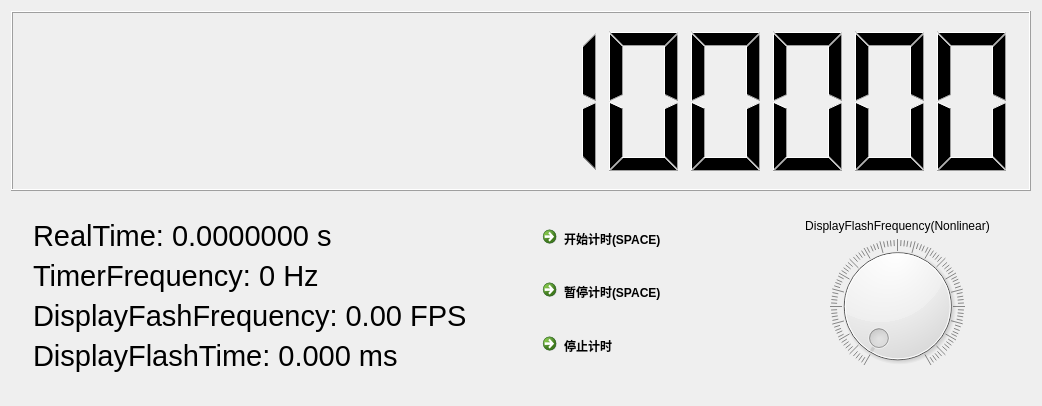
This is MyQtWidgets.ui in awdlxj/QtLCD as Qt 5 draws it before an edit. The edited form follows.
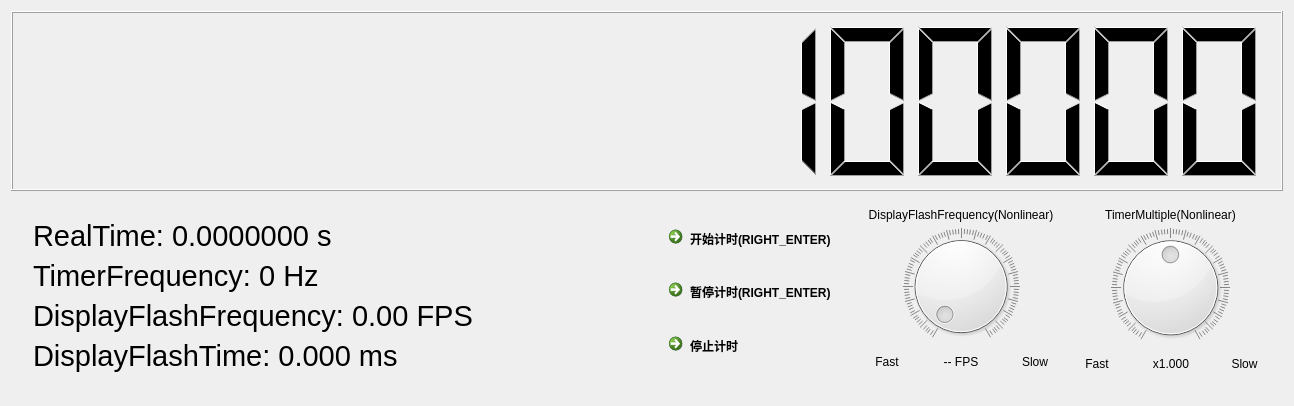
This is the edited form.

Diff of the .ui file:
```diff
--- a/MyQtWidgets.ui
+++ b/MyQtWidgets.ui
@@ -6,7 +6,7 @@
    <rect>
     <x>0</x>
     <y>0</y>
-    <width>1042</width>
+    <width>1294</width>
     <height>406</height>
    </rect>
   </property>
@@ -40,13 +40,13 @@
        <bool>false</bool>
       </property>
       <property name="digitCount">
-       <number>12</number>
+       <number>14</number>
       </property>
       <property name="segmentStyle">
        <enum>QLCDNumber::Filled</enum>
       </property>
       <property name="value" stdset="0">
-       <double>888888888888.000000000000000</double>
+       <double>88888888888888.000000000000000</double>
       </property>
      </widget>
     </item>
@@ -94,7 +94,7 @@
              </font>
             </property>
             <property name="text">
-             <string>DisplayFashFrequency: 0.00 FPS</string>
+             <string>DisplayFlashFrequency: 0.00 FPS</string>
             </property>
            </widget>
           </item>
@@ -134,14 +134,14 @@
              <item>
               <widget class="QCommandLinkButton" name="commandLinkButton">
                <property name="text">
-                <string>开始计时(SPACE)</string>
+                <string>开始计时(RIGHT_ENTER)</string>
                </property>
               </widget>
              </item>
              <item>
               <widget class="QCommandLinkButton" name="commandLinkButton_2">
                <property name="text">
-                <string>暂停计时(SPACE)</string>
+                <string>暂停计时(RIGHT_ENTER)</string>
                </property>
               </widget>
              </item>
@@ -158,6 +158,18 @@
           <item>
            <widget class="QWidget" name="widget_5" native="true">
             <layout class="QVBoxLayout" name="verticalLayout_5">
+             <property name="leftMargin">
+              <number>0</number>
+             </property>
+             <property name="topMargin">
+              <number>0</number>
+             </property>
+             <property name="rightMargin">
+              <number>0</number>
+             </property>
+             <property name="bottomMargin">
+              <number>0</number>
+             </property>
              <item>
               <widget class="QLabel" name="label_5">
                <property name="sizePolicy">
@@ -191,6 +203,212 @@
                <property name="notchesVisible">
                 <bool>true</bool>
                </property>
+              </widget>
+             </item>
+             <item>
+              <widget class="QWidget" name="widget_6" native="true">
+               <property name="sizePolicy">
+                <sizepolicy hsizetype="Preferred" vsizetype="Maximum">
+                 <horstretch>0</horstretch>
+                 <verstretch>0</verstretch>
+                </sizepolicy>
+               </property>
+               <layout class="QHBoxLayout" name="horizontalLayout_3">
+                <property name="leftMargin">
+                 <number>0</number>
+                </property>
+                <property name="topMargin">
+                 <number>0</number>
+                </property>
+                <property name="rightMargin">
+                 <number>0</number>
+                </property>
+                <item>
+                 <widget class="QLabel" name="label_6">
+                  <property name="sizePolicy">
+                   <sizepolicy hsizetype="Preferred" vsizetype="Maximum">
+                    <horstretch>0</horstretch>
+                    <verstretch>0</verstretch>
+                   </sizepolicy>
+                  </property>
+                  <property name="text">
+                   <string>Fast</string>
+                  </property>
+                  <property name="alignment">
+                   <set>Qt::AlignCenter</set>
+                  </property>
+                 </widget>
+                </item>
+                <item>
+                 <widget class="QPushButton" name="pushButton">
+                  <property name="cursor">
+                   <cursorShape>PointingHandCursor</cursorShape>
+                  </property>
+                  <property name="focusPolicy">
+                   <enum>Qt::StrongFocus</enum>
+                  </property>
+                  <property name="text">
+                   <string>-- FPS</string>
+                  </property>
+                  <property name="autoDefault">
+                   <bool>false</bool>
+                  </property>
+                  <property name="default">
+                   <bool>false</bool>
+                  </property>
+                  <property name="flat">
+                   <bool>true</bool>
+                  </property>
+                 </widget>
+                </item>
+                <item>
+                 <widget class="QLabel" name="label_7">
+                  <property name="sizePolicy">
+                   <sizepolicy hsizetype="Preferred" vsizetype="Maximum">
+                    <horstretch>0</horstretch>
+                    <verstretch>0</verstretch>
+                   </sizepolicy>
+                  </property>
+                  <property name="text">
+                   <string>Slow</string>
+                  </property>
+                  <property name="alignment">
+                   <set>Qt::AlignCenter</set>
+                  </property>
+                 </widget>
+                </item>
+               </layout>
+              </widget>
+             </item>
+            </layout>
+           </widget>
+          </item>
+          <item>
+           <widget class="QWidget" name="widget_7" native="true">
+            <layout class="QVBoxLayout" name="verticalLayout_3">
+             <property name="leftMargin">
+              <number>0</number>
+             </property>
+             <property name="topMargin">
+              <number>0</number>
+             </property>
+             <property name="rightMargin">
+              <number>0</number>
+             </property>
+             <property name="bottomMargin">
+              <number>0</number>
+             </property>
+             <item>
+              <widget class="QLabel" name="label_8">
+               <property name="sizePolicy">
+                <sizepolicy hsizetype="Preferred" vsizetype="Maximum">
+                 <horstretch>0</horstretch>
+                 <verstretch>0</verstretch>
+                </sizepolicy>
+               </property>
+               <property name="text">
+                <string>TimerMultiple(Nonlinear)</string>
+               </property>
+               <property name="alignment">
+                <set>Qt::AlignCenter</set>
+               </property>
+              </widget>
+             </item>
+             <item>
+              <widget class="QDial" name="dial_2">
+               <property name="minimum">
+                <number>1</number>
+               </property>
+               <property name="maximum">
+                <number>1000</number>
+               </property>
+               <property name="pageStep">
+                <number>50</number>
+               </property>
+               <property name="value">
+                <number>500</number>
+               </property>
+               <property name="orientation">
+                <enum>Qt::Horizontal</enum>
+               </property>
+               <property name="wrapping">
+                <bool>false</bool>
+               </property>
+               <property name="notchTarget">
+                <double>10.000000000000000</double>
+               </property>
+               <property name="notchesVisible">
+                <bool>true</bool>
+               </property>
+              </widget>
+             </item>
+             <item>
+              <widget class="QWidget" name="widget_8" native="true">
+               <property name="sizePolicy">
+                <sizepolicy hsizetype="Preferred" vsizetype="Maximum">
+                 <horstretch>0</horstretch>
+                 <verstretch>0</verstretch>
+                </sizepolicy>
+               </property>
+               <layout class="QHBoxLayout" name="horizontalLayout_4">
+                <property name="leftMargin">
+                 <number>0</number>
+                </property>
+                <property name="topMargin">
+                 <number>0</number>
+                </property>
+                <property name="rightMargin">
+                 <number>0</number>
+                </property>
+                <property name="bottomMargin">
+                 <number>9</number>
+                </property>
+                <item>
+                 <widget class="QLabel" name="label_9">
+                  <property name="sizePolicy">
+                   <sizepolicy hsizetype="Preferred" vsizetype="Maximum">
+                    <horstretch>0</horstretch>
+                    <verstretch>0</verstretch>
+                   </sizepolicy>
+                  </property>
+                  <property name="text">
+                   <string>Fast</string>
+                  </property>
+                  <property name="alignment">
+                   <set>Qt::AlignCenter</set>
+                  </property>
+                 </widget>
+                </item>
+                <item>
+                 <widget class="QPushButton" name="pushButton_2">
+                  <property name="cursor">
+                   <cursorShape>PointingHandCursor</cursorShape>
+                  </property>
+                  <property name="text">
+                   <string>x1.000</string>
+                  </property>
+                  <property name="flat">
+                   <bool>true</bool>
+                  </property>
+                 </widget>
+                </item>
+                <item>
+                 <widget class="QLabel" name="label_10">
+                  <property name="sizePolicy">
+                   <sizepolicy hsizetype="Preferred" vsizetype="Maximum">
+                    <horstretch>0</horstretch>
+                    <verstretch>0</verstretch>
+                   </sizepolicy>
+                  </property>
+                  <property name="text">
+                   <string>Slow</string>
+                  </property>
+                  <property name="alignment">
+                   <set>Qt::AlignCenter</set>
+                  </property>
+                 </widget>
+                </item>
+               </layout>
               </widget>
              </item>
             </layout>
```
